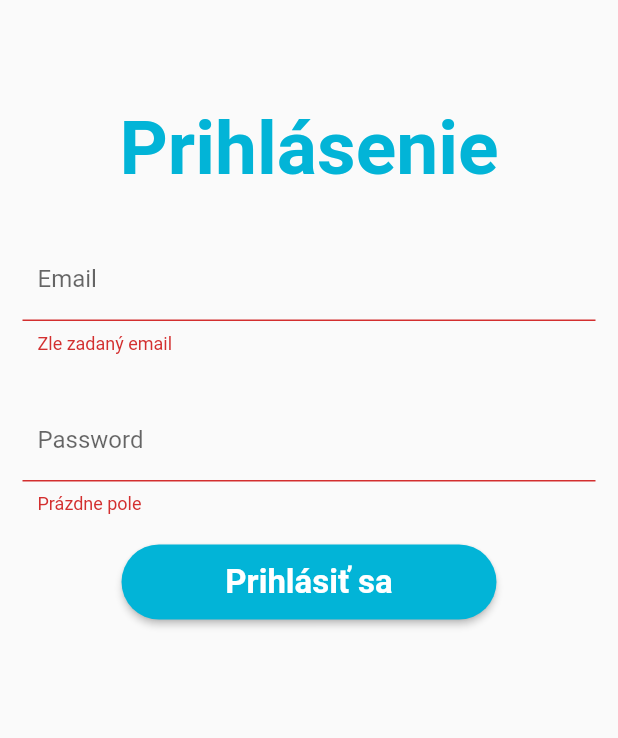
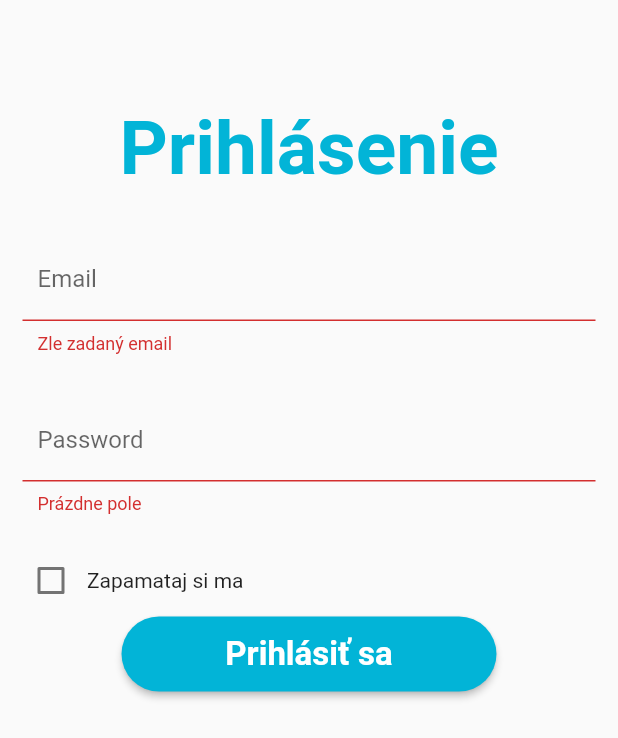
Before and after one commit to TIGON-SK/libraryapp, a Flutter app: the screen it shows after launch, after a tap on "Prihlásiť sa", on a phone screen of 412 x 824 dp. Shown: the top 738 px of the screen. Run offline on Flutter 3.47's test engine with Material 2 defaults, Android fonts, the light colour scheme and no system bars; our stand-ins replace carousel_slider, fluttertoast, hive, hive_flutter, shared_preferences; accounts and stored records are empty; network calls fail.

Commit message:
added remember me option

```diff
--- a/lib/main.dart
+++ b/lib/main.dart
@@ -1,5 +1,6 @@
 import 'package:flutter/material.dart';
 import 'package:libraryapp/views/login.dart';
+
 
 void main() => runApp(MaterialApp(initialRoute: '/login', routes: {
       '/login': (context) => Login(),
--- a/lib/views/login.dart
+++ b/lib/views/login.dart
@@ -2,10 +2,10 @@ import 'dart:convert';
 import 'package:shared_preferences/shared_preferences.dart';
 import 'package:flutter/material.dart';
 import 'package:fluttertoast/fluttertoast.dart';
-import 'package:font_awesome_flutter/font_awesome_flutter.dart';
 import 'package:http/http.dart' as http;
 import 'package:libraryapp/views/welcome.dart';
-import 'package:shared_preferences/shared_preferences.dart';
+import 'package:hive/hive.dart';
+import 'package:hive_flutter/hive_flutter.dart';
 
 class Login extends StatefulWidget {
   @override
@@ -58,7 +58,6 @@ Future<void> fetchUserTokenRegister(String email, String password) async {
       canSwitchScreenlogin = true;
       obtainedToken = loginInfoParsed['token'];
       userDataFetched = json.decode(userResponse.body);
-      //var userData=UserWithToken.fromJson(parsedUserResponse);
       final prefs = await SharedPreferences.getInstance();
       prefs.setString('token', loginInfoParsed['token']);
     } else {
@@ -82,15 +81,23 @@ Future<bool?> showToast() {
 }
 
 class _LoginState extends State<Login> {
+  late Box box1;
+  bool fromChecked = false;
   @override
   void initState() {
     super.initState();
     emailController.clear();
-    checkForSavedData();
+    initHive();
+    createOpenBox();
   }
   @override
   Widget build(BuildContext context) {
-    passwordController.clear();
+    if(fromChecked){
+      fromChecked=false;
+    }
+    else{
+      passwordController.clear();
+    }
     return Scaffold(
         body: SingleChildScrollView(
           child: Column(
@@ -140,17 +147,18 @@ class _LoginState extends State<Login> {
                 crossAxisAlignment: CrossAxisAlignment.center,
                 children: [
                   SizedBox(width: 10),
-                  // Checkbox(
-                  //   value: _isChecked,
-                  //   onChanged: (bool? value) {
-                  //     saveLoginData(emailController.text.toString(), passwordController.text
-                  //         .toString());
-                  //     setState(() {
-                  //       _isChecked = value!;
-                  //     });
-                  //   },
-                  // ),
-                 // Text('Zapamataj si ma'),
+                  Checkbox(
+                    value: _isChecked,
+                    onChanged: (bool? value) {
+                      saveLoginData(emailController.text.toString(), passwordController.text
+                          .toString());
+                      setState(() {
+                        _isChecked = value!;
+                        fromChecked=true;
+                      });
+                    },
+                  ),
+                 Text('Zapamataj si ma'),
                 ],
               ),
               Container(
@@ -168,7 +176,7 @@ class _LoginState extends State<Login> {
                         1)),
                     ),
                   onPressed: () async {
-
+                    login();
                     setState(() {
                       if (emailController.text.isEmpty ||
                           !emailController.text.contains("@") ||
@@ -211,11 +219,31 @@ class _LoginState extends State<Login> {
         ),
         );
   }
+  void login(){
+    if(_isChecked){
+      box1.put('email', emailController.value.text);
+      box1.put('pass', passwordController.value.text);
+    }
+  }
 
-  Future<void> checkForSavedData() async {
-    Map<String, String>? loginData = await getLoginData();
-    //
-    // emailController.value=loginData!['username'] as TextEditingValue;
-    // passwordController.value=loginData!['password'] as TextEditingValue;
+
+  void initHive() async {
+    await Hive.initFlutter();
   }
+  void getData()async{
+    print(box1.get('email').toString());
+    if(box1.get('email')!=null){
+      emailController.text = box1.get('email');
+
+    }
+    if(box1.get('pass')!=null){
+      passwordController.text = box1.get('pass');
+    }
+  }
+  void createOpenBox()async{
+    await Hive.initFlutter();
+    box1 = await Hive.openBox('logindata');
+    getData();
+  }
+
 }
--- a/lib/views/logout.dart
+++ b/lib/views/logout.dart
@@ -1,10 +1,4 @@
-import 'dart:async';
-
 import 'package:flutter/material.dart';
-import 'package:flutter_spinkit/flutter_spinkit.dart';
-
-import 'explore.dart';
-import 'login.dart';
 
 class Logout extends StatelessWidget {
   @override
--- a/pubspec.yaml
+++ b/pubspec.yaml
@@ -42,6 +42,10 @@ dependencies:
   cached_network_image: ^3.2.3
   url_launcher: ^6.1.9
   fluttertoast: ^8.1.3
+  hive: ^2.2.3
+  hive_flutter: ^1.1.0
+  path_provider: ^2.0.13
+
 dev_dependencies:
   flutter_test:
     sdk: flutter
```
Also changed, not shown: pubspec.lock.
